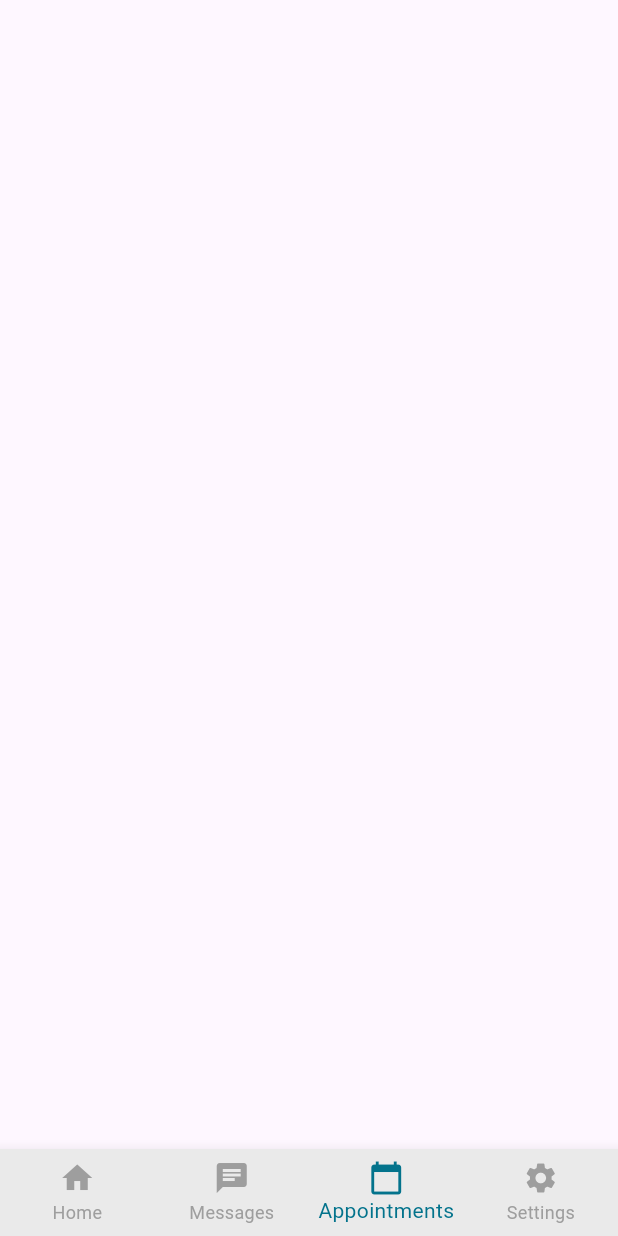
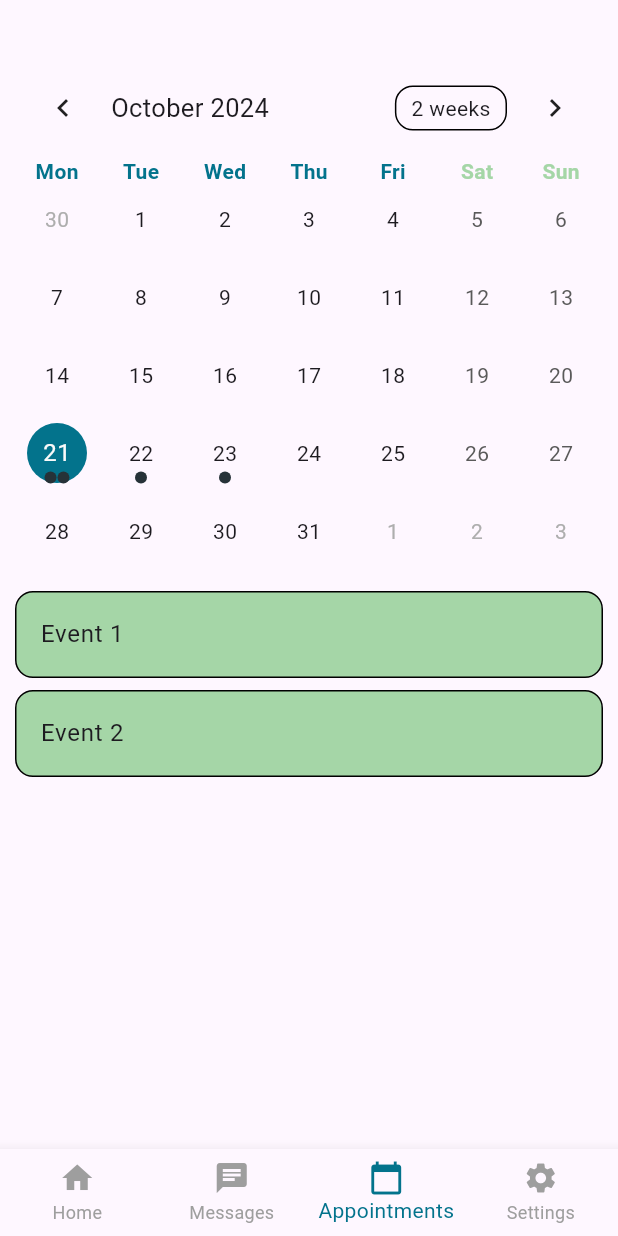
Before and after one commit to JayWoodroffe/PhysioHub-Flutter-Physiotherapy-App, a Flutter app: the AppointmentScreen screen opened by its route, on a phone screen of 412 x 824 dp. Run offline on Flutter 3.47's test engine with Material 3 defaults, Android fonts, the light colour scheme and no system bars; drawn by our look-alikes of table_calendar.

Commit message:
Calendar UI
Implemented the calendar package and added interaction and event display with static test data

```diff
--- a/lib/main.dart
+++ b/lib/main.dart
@@ -21,9 +21,9 @@ class _MyAppState extends State<MyApp> {
         debugShowCheckedModeBanner: false,
         theme: ThemeData(
           primaryColor:  Color(0xFF03738C),
+          splashColor:  Colors.green.shade200,
           primarySwatch: Colors.indigo,
           bottomNavigationBarTheme: BottomNavigationBarThemeData(
-            backgroundColor: Colors.red,
             selectedItemColor: Colors.indigo.shade600,
             unselectedItemColor: Colors.grey.shade600,
           ),
--- a/lib/views/AppointmentScreen.dart
+++ b/lib/views/AppointmentScreen.dart
@@ -1,7 +1,16 @@
 import 'package:flutter/material.dart';
+import 'package:table_calendar/table_calendar.dart';
 
 import '../widgets/bottom_navigation_bar.dart';
 
+// Define the Event class and event map
+class Event {
+  final String title;
+  const Event(this.title);
+
+  @override
+  String toString() => title;
+}
 class AppointmentScreen extends StatefulWidget {
   const AppointmentScreen({super.key});
 
@@ -11,8 +20,39 @@ class AppointmentScreen extends StatefulWidget {
 
 class _AppointmentScreenState extends State<AppointmentScreen> {
   @override
+  //event variables
+  late final ValueNotifier<List<Event>> _selectedEvents; //changes in this list are listened to
+  DateTime _focusedDay = DateTime.now();
+  DateTime? _selectedDay;
+  CalendarFormat _calendarFormat = CalendarFormat.month;
+
+  @override
+  void initState(){
+    super.initState();
+    _selectedDay = _focusedDay;
+    _selectedEvents = ValueNotifier(_getEventsForDay(_selectedDay!));
+  }
+
+  @override
+  void dispose() {
+    _selectedEvents.dispose();
+    super.dispose();
+  }
+
   int selectedIndex = 2;
 
+
+  //static event data
+  //TODO get events from firestore
+  final Map<DateTime, List<Event>> kEvents = {
+    DateTime(2024, 10, 21, 0, 0, 0): [Event('Event 1'), Event('Event 2')],
+    DateTime(2024, 10, 22, 0, 0, 0): [Event('Event 3')],
+    DateTime(2024, 10, 23, 0, 0, 0): [Event('Event 4')],
+    // Add more events here
+  };
+
+
+  //bottom navigation
   void onItemTapped(int index) {
     setState(() {
       selectedIndex = index;
@@ -33,12 +73,118 @@ class _AppointmentScreenState extends State<AppointmentScreen> {
     }
   }
 
+  //returning events for selected day
+  List<Event> _getEventsForDay(DateTime day) {
+    final DateTime dayWithTime = DateTime(day.year, day.month, day.day, 0, 0, 0);
+    return kEvents[dayWithTime] ?? [];
+  }
+
+  void _onDaySelected(DateTime selectedDay, DateTime focusedDay){
+    final DateTime dayWithTime = DateTime(selectedDay.year, selectedDay.month, selectedDay.day, 0, 0, 0);
+      if (!isSameDay(_selectedDay, selectedDay))
+      {
+        setState(() {
+          _selectedDay = dayWithTime;
+          _focusedDay = focusedDay;
+        });
+        _selectedEvents.value = _getEventsForDay(dayWithTime);
+      }
+  }
+
   Widget build(BuildContext context) {
     return Scaffold(
       bottomNavigationBar: CustomBottomNavBar(
           selectedIndex: selectedIndex,
           onItemTapped: onItemTapped
       ),
+
+      //this code is adapted from https://pub.dev/packages/table_calendar
+      //which provided the package used to implement the calendar
+      body: Padding(
+        padding: const EdgeInsets.all(10.0),
+        child: Column(
+          children: [
+            SizedBox(height: 30),
+            TableCalendar<Event>(
+              firstDay: DateTime.utc(2024, 01, 01),
+              lastDay: DateTime.utc(2034, 01, 01),
+              focusedDay: _focusedDay,
+              calendarFormat: _calendarFormat,
+              selectedDayPredicate: (day){
+                return isSameDay(_selectedDay, day);
+              },
+              eventLoader: _getEventsForDay,
+              startingDayOfWeek: StartingDayOfWeek.monday,
+              onDaySelected: _onDaySelected,
+              onFormatChanged: (format) {
+                if (_calendarFormat != format) {
+                  // Call `setState()` when updating calendar format
+                  setState(() {
+                    _calendarFormat = format;
+                  });
+                }
+              },
+              onPageChanged: (focusedDay) {
+                // No need to call `setState()` here
+                _focusedDay = focusedDay;
+              },
+              calendarStyle: CalendarStyle(
+                selectedDecoration: BoxDecoration(
+                  color: Theme.of(context).primaryColor, // Change this to your desired color
+                  shape: BoxShape.circle, // Shape of the selected day
+                ),
+                todayDecoration: BoxDecoration(
+                  color: Colors.green.shade200, // Color for today's date
+                  shape: BoxShape.circle,
+                ),
+              ),
+              headerStyle: HeaderStyle(
+
+              ),
+
+              daysOfWeekStyle: DaysOfWeekStyle(
+                weekendStyle: TextStyle(
+                  color: Colors.green.shade200,
+                    fontWeight: FontWeight.bold
+                ),
+                weekdayStyle: TextStyle(
+                  color: Theme.of(context).primaryColor,
+                  fontWeight: FontWeight.bold,
+                )
+              ),
+
+            ),
+            const SizedBox(height: 10.0),
+            Expanded(
+              //ValueListenableBuilder allows for rebuilding of specific parts of UI
+                child: ValueListenableBuilder<List<Event>>(
+                  valueListenable: _selectedEvents,
+                  builder: (context, value, _){
+                    return ListView.builder(
+                      itemCount: value.length,
+                      itemBuilder: (context, index){
+                        return Container(
+                          margin: const EdgeInsets.symmetric(
+                              vertical: 4.0
+                          ),
+                          decoration: BoxDecoration(
+                            border: Border.all(),
+                            borderRadius: BorderRadius.circular(12.0),
+                            color: Theme.of(context).splashColor,
+                          ),
+                          child: ListTile(
+                            onTap: () => print('${value[index]}'),
+                            title: Text('${value[index]}'),
+                          ),
+                        );
+                      });
+                  }
+
+                )
+            )
+          ],
+        ),
+      ),
     );
   }
 }
--- a/lib/views/HomeScreen.dart
+++ b/lib/views/HomeScreen.dart
@@ -52,7 +52,6 @@ class _HomeScreenState extends State<HomeScreen> {
       body: Container(
         width: double.infinity,
         height: double.infinity,
-        color: const Color(0xFFEAEAEA),
         padding: EdgeInsets.only(left: 20.0, right: 20.0, top: 30.0),
         child: Column(
           crossAxisAlignment: CrossAxisAlignment.start,
@@ -103,7 +102,7 @@ class _HomeScreenState extends State<HomeScreen> {
       padding: const EdgeInsets.all(16.0),
       decoration: BoxDecoration(
         color: Theme.of(context).primaryColor,
-        borderRadius: BorderRadius.circular(8.0),
+        borderRadius: BorderRadius.circular(12.0),
       ),
       child: Column(
         crossAxisAlignment: CrossAxisAlignment.start,
@@ -111,12 +110,12 @@ class _HomeScreenState extends State<HomeScreen> {
           Text(
             '17 Oct 6:41 pm',
             style: TextStyle(
-              fontSize: 16,
+              fontSize: 14,
               fontWeight: FontWeight.bold,
               color: Colors.white,
             ),
           ),
-          SizedBox(height: 8.0), // Adjusted spacing
+          // SizedBox(height: 8.0), // Adjusted spacing
           Text(
             'Gemma Erskine',
             style: TextStyle(
--- a/lib/widgets/bottom_navigation_bar.dart
+++ b/lib/widgets/bottom_navigation_bar.dart
@@ -22,7 +22,6 @@ class CustomBottomNavBarState extends State<CustomBottomNavBar> {
       currentIndex: widget.selectedIndex,
       onTap: widget.onItemTapped,
       type: BottomNavigationBarType.fixed,
-      backgroundColor:const Color(0xFFEAEAEA), // You can customize the background color here
       selectedItemColor: Theme.of(context).primaryColor, // Color of selected item
       unselectedItemColor: Colors.grey,     // Color of unselected items
       items: const <BottomNavigationBarItem>[
```
